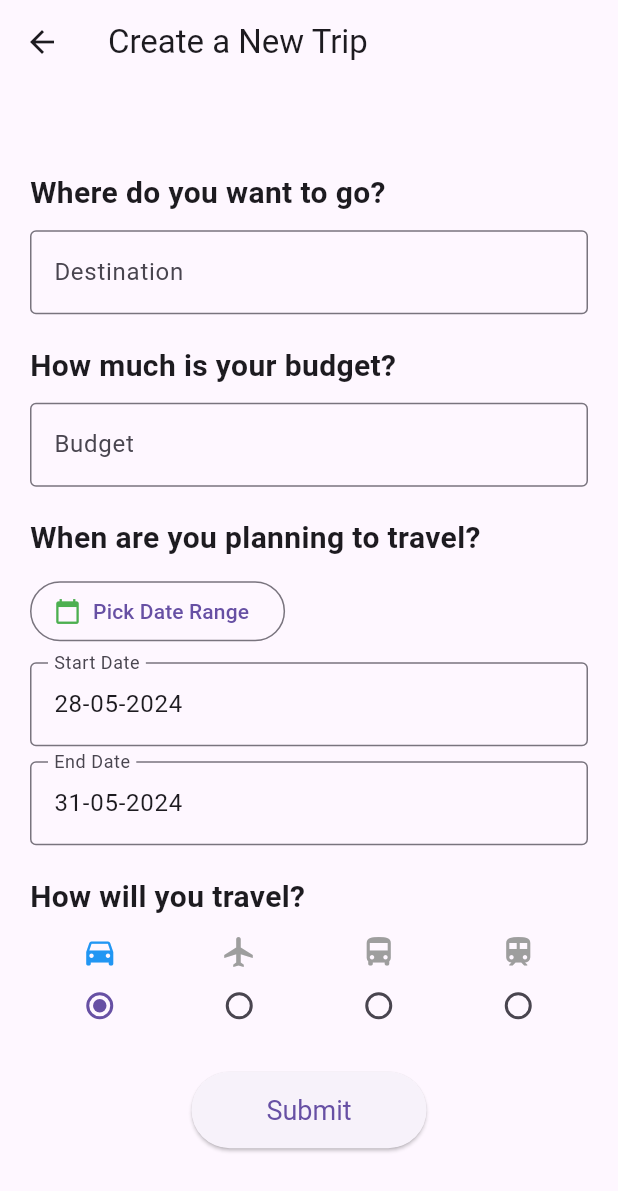
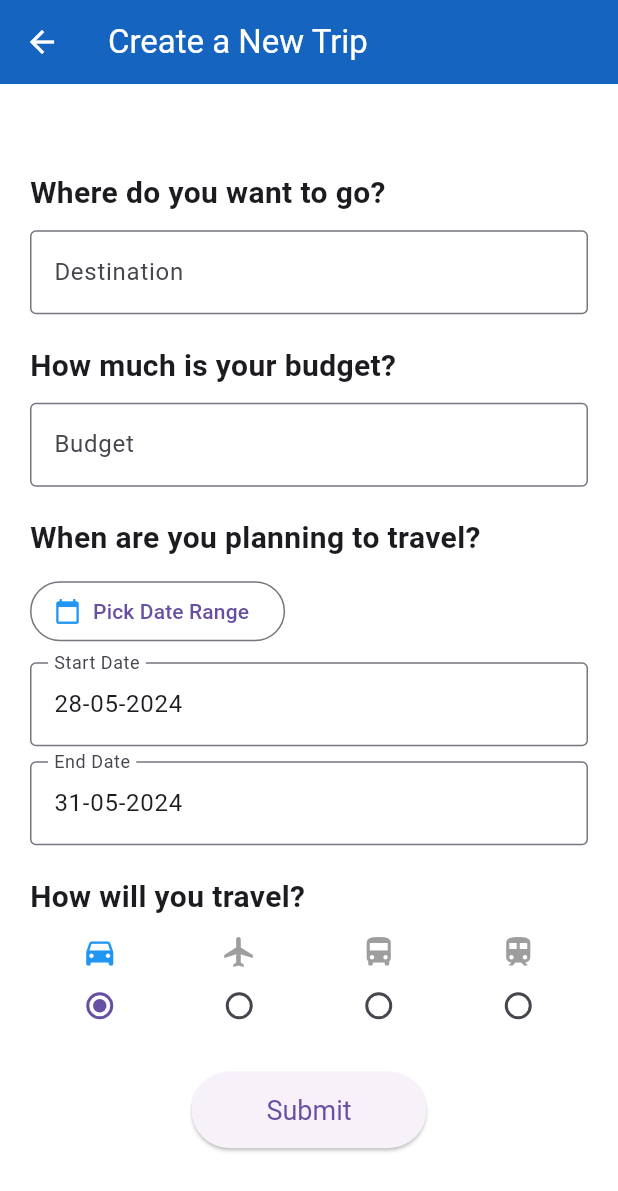
Before and after one commit to argadewanata/Budget-Planner-Tracker_Flutter, a Flutter app: the screen it shows after launch, after a tap on the "add" icon, on a phone screen of 412 x 824 dp. Shown: the top 1191 px of the screen. Run offline on Flutter 3.47's test engine with Material 3 defaults, Android fonts, the phone set to English and light mode, and no system bars; our stand-ins replace cloud_firestore, firebase_core; accounts and stored records are empty.

Commit message:
style: blue and white theme

```diff
--- a/lib/main.dart
+++ b/lib/main.dart
@@ -20,9 +20,21 @@ class MyApp extends StatelessWidget {
       debugShowCheckedModeBanner: false,
       title: "Travel Budget Tracker",
       theme: ThemeData(
-        primarySwatch: Colors.lightBlue,
+        primarySwatch: Colors.blue,
+        scaffoldBackgroundColor: Colors.white,
+        appBarTheme: AppBarTheme(
+          backgroundColor: Colors.blue[800],
+          foregroundColor: Colors.white,
+        ),
+        floatingActionButtonTheme: FloatingActionButtonThemeData(
+          backgroundColor: Colors.blue[600],
+        ),
+        bottomNavigationBarTheme: BottomNavigationBarThemeData(
+          selectedItemColor: Colors.blue[800],
+          unselectedItemColor: Colors.blue[200],
+        ),
       ),
-      home:HomePage(),
+      home: HomePage(),
     );
   }
 }
--- a/lib/pages/home_page.dart
+++ b/lib/pages/home_page.dart
@@ -38,7 +38,6 @@ class _HomePageState extends State<HomePage> {
           );
         },
         child: Icon(Icons.add),
-        backgroundColor: Colors.blueAccent,
       ),
       bottomNavigationBar: BottomNavigationBar(
         onTap: onTabTapped,
--- a/lib/pages/new_trip_page.dart
+++ b/lib/pages/new_trip_page.dart
@@ -1,7 +1,7 @@
 import 'package:flutter/material.dart';
 import 'package:budgetplannertracker/models/trip.dart';
 import 'package:cloud_firestore/cloud_firestore.dart';
-import 'package:intl/intl.dart';  // Add this import for date formatting
+import 'package:intl/intl.dart';
 
 class NewTripPage extends StatefulWidget {
   final Trip trip;
@@ -21,14 +21,14 @@ class _NewTripPageState extends State<NewTripPage> {
 
   DateTime _startDate = DateTime.now();
   DateTime _endDate = DateTime.now().add(Duration(days: 3));
-  final DateFormat _dateFormat = DateFormat('dd-MM-yyyy'); // DateFormat for displaying dates
+  final DateFormat _dateFormat = DateFormat('dd-MM-yyyy');
   final NumberFormat _currencyFormat = NumberFormat.currency(
     locale: 'id_ID',
     symbol: 'Rp',
     decimalDigits: 0,
   );
-  bool _isFormatting = false; // Add a flag to prevent formatting loop
-  String _travelType = 'Car'; // Default travel type
+  bool _isFormatting = false;
+  String _travelType = 'Car';
 
   @override
   void initState() {
@@ -36,7 +36,7 @@ class _NewTripPageState extends State<NewTripPage> {
     _newTitleController.text = widget.trip.title ?? "";
     _startDateController.text = _dateFormat.format(_startDate);
     _endDateController.text = _dateFormat.format(_endDate);
-    _budgetController.addListener(_formatBudget);  // Add a listener to the budget controller
+    _budgetController.addListener(_formatBudget);
   }
 
   @override
@@ -74,7 +74,7 @@ class _NewTripPageState extends State<NewTripPage> {
         title: Text('Create a New Trip'),
       ),
       body: Center(
-        child: SingleChildScrollView( // Add SingleChildScrollView to prevent overflow
+        child: SingleChildScrollView(
           padding: const EdgeInsets.all(20.0),
           child: Column(
             crossAxisAlignment: CrossAxisAlignment.start,
@@ -129,11 +129,9 @@ class _NewTripPageState extends State<NewTripPage> {
                       _startDateController.text = _dateFormat.format(_startDate);
                       _endDateController.text = _dateFormat.format(_endDate);
                     });
-                    print("Start Date: $_startDate");
-                    print("End Date: $_endDate");
                   }
                 },
-                icon: Icon(Icons.calendar_today, color: Colors.green),
+                icon: Icon(Icons.calendar_today, color: Colors.blue),
                 label: Text('Pick Date Range'),
               ),
               const SizedBox(height: 10),
@@ -229,7 +227,7 @@ class _NewTripPageState extends State<NewTripPage> {
                     widget.trip.startDate = _startDate;
                     widget.trip.endDate = _endDate;
                     widget.trip.budget = int.tryParse(_budgetController.text.replaceAll('.', '').replaceAll('Rp', ''));
-                    widget.trip.travelType = _travelType;  // Add travel type to the trip
+                    widget.trip.travelType = _travelType;
 
                     await db.collection("Trips").add(widget.trip.toJson());
                     Navigator.pop(context);
```
Also changed, not shown: lib/pages/trip_page.dart (+10 -10 lines).
